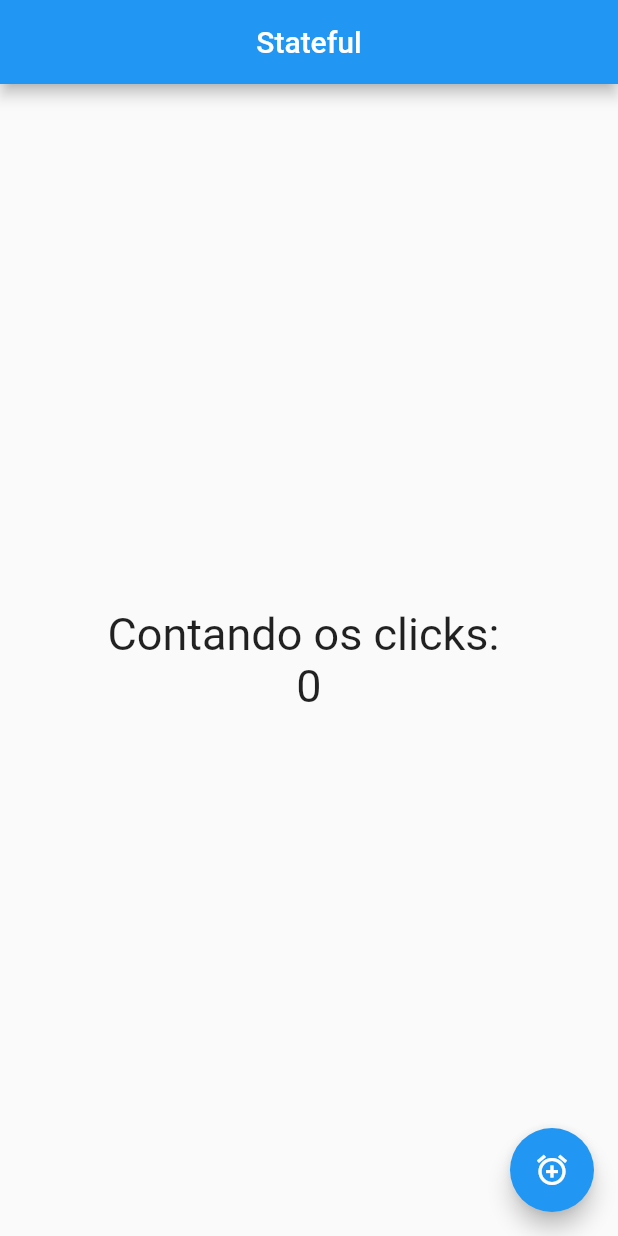
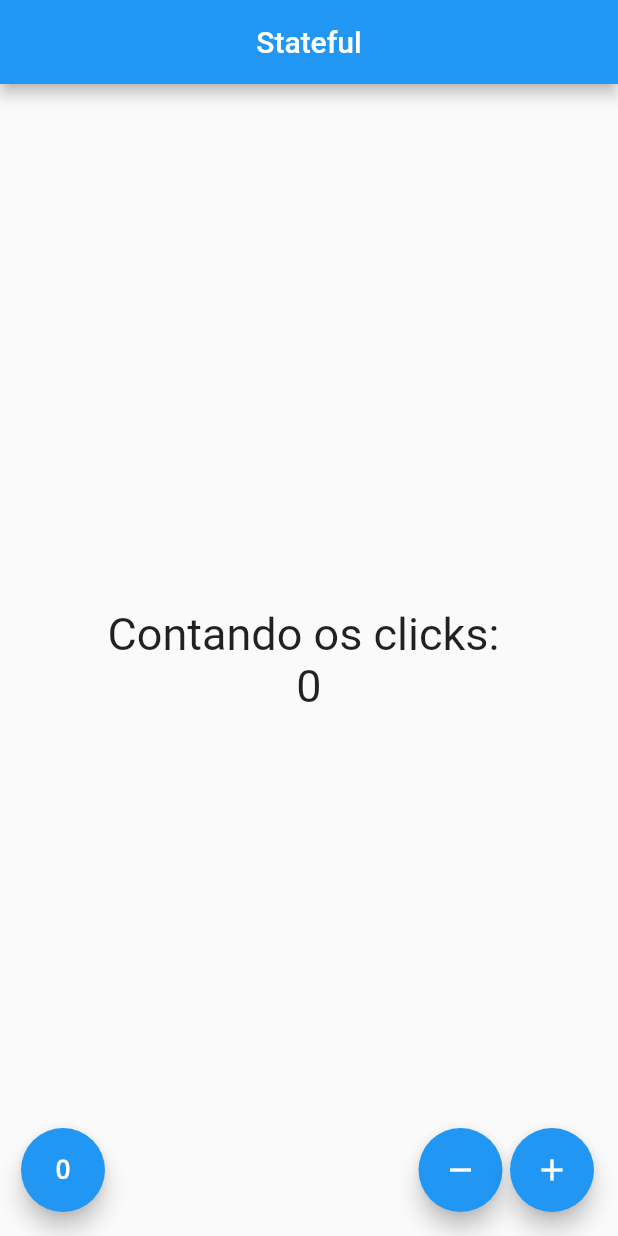
Before and after one commit to JuhJSimoes/Flutter_01_Contador, a Flutter app: the screen it shows after launch, on a phone screen of 412 x 824 dp. Run offline on Flutter 3.47's test engine with Material 2 defaults, Android fonts, the phone set to English and light mode, and no system bars.

Commit message:
Finalizando Flutter_01

```diff
--- a/lib/src/pages/contador_page.dart
+++ b/lib/src/pages/contador_page.dart
@@ -43,10 +43,33 @@ class _ContadorPageState extends State<ContadorPage>{
 
   Widget _criarBotoes(){
 
-    return FloatingActionButton(
-        child: Icon(Icons.add_alarm),
-        onPressed: null
+    return Row(
+      mainAxisAlignment: MainAxisAlignment.end,
+      children: <Widget>[
+        SizedBox(width: 30.0),
+        FloatingActionButton(child: Icon(Icons.exposure_zero), onPressed: _reset),
+        Expanded(child: SizedBox()),
+        FloatingActionButton(child: Icon(Icons.remove), onPressed: _subtrair),
+        SizedBox(width: 5.0,),
+        FloatingActionButton(child: Icon(Icons.add), onPressed: _agregar),
+      ]
     );
+
+  }
+
+
+  void _agregar(){
+    setState(() => _contador++);
+  }
+
+  void _subtrair(){
+    setState(() => _contador--);
+
+  }
+
+  void _reset(){
+
+    setState(() => _contador=0);
   }
 
 }
```
